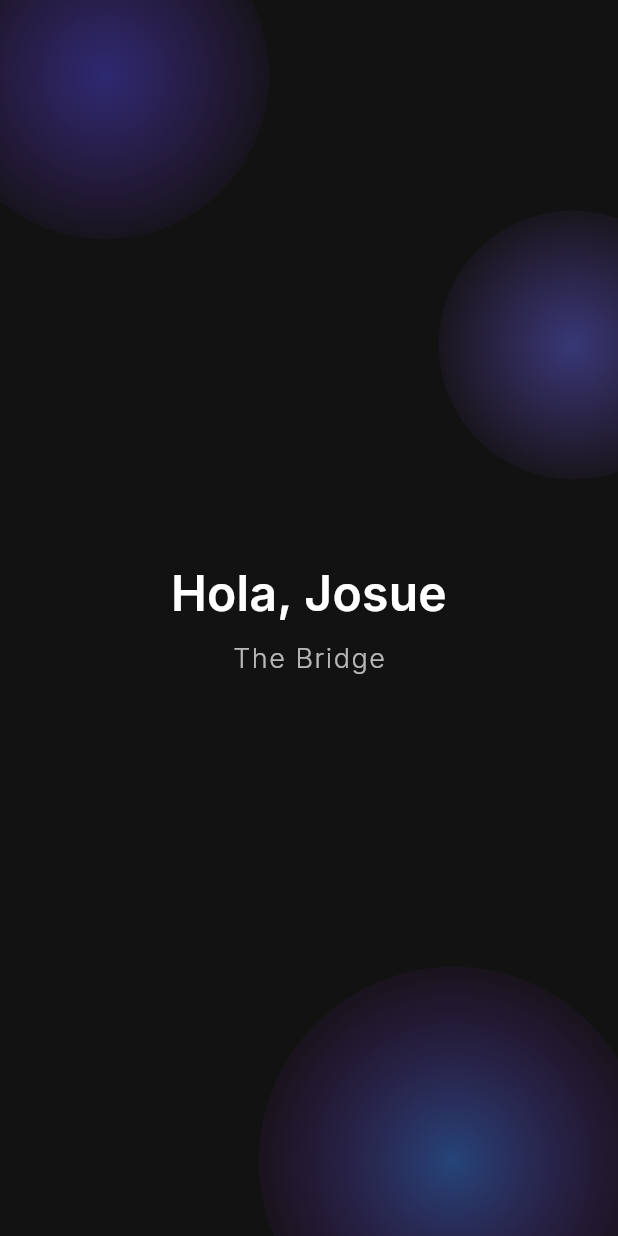
After one commit to josuevargassosa/KarlaJaraApp, a Flutter app: the SplashScreen screen opened by its route, on a phone screen of 412 x 824 dp. The commit adds this screen. Run offline on Flutter 3.47's test engine with Material 3 defaults, Android fonts, the phone set to English and light mode, and no system bars; our stand-ins replace firebase_core, go_router, google_fonts; accounts and stored records are empty.

Commit message:
Add splash screen route and implementation

```diff
--- a/lib/core/routes/app_router.dart
+++ b/lib/core/routes/app_router.dart
@@ -2,6 +2,7 @@ import 'package:go_router/go_router.dart';
 
 import '../../features/auth/presentation/login_page.dart';
 import '../../features/landing/presentation/landing_page.dart';
+import '../../features/splash/presentation/screens/splash_screen.dart';
 import 'route_paths.dart';
 
 class AppRouter {
@@ -17,6 +18,10 @@ class AppRouter {
           path: RoutePaths.login,
           builder: (context, state) => const LoginPage(),
         ),
+        GoRoute(
+          path: RoutePaths.splash,
+          builder: (context, state) => const SplashScreen(),
+        ),
       ],
     );
   }
--- a/lib/core/routes/route_paths.dart
+++ b/lib/core/routes/route_paths.dart
@@ -1,4 +1,5 @@
 class RoutePaths {
   static const landing = '/';
   static const login = '/login';
+  static const splash = '/splash';
 }
--- /dev/null
+++ b/lib/features/splash/presentation/screens/splash_screen.dart
@@ -0,0 +1,176 @@
+import 'package:flutter/material.dart';
+
+class SplashScreen extends StatefulWidget {
+  const SplashScreen({super.key});
+
+  @override
+  State<SplashScreen> createState() => _SplashScreenState();
+}
+
+class _SplashScreenState extends State<SplashScreen>
+    with SingleTickerProviderStateMixin {
+  final bool _isUserLoggedIn = true; // Cambiar manualmente a false
+  final String _mockUserName = 'Josue';
+
+  late final AnimationController _controller;
+  late final Animation<double> _scaleAnimation;
+
+  @override
+  void initState() {
+    super.initState();
+
+    _controller = AnimationController(
+      vsync: this,
+      duration: const Duration(seconds: 4),
+    );
+
+    _scaleAnimation = Tween<double>(begin: 0.95, end: 1.05).animate(
+      CurvedAnimation(
+        parent: _controller,
+        curve: Curves.easeInOut,
+      ),
+    );
+
+    _controller.repeat(reverse: true);
+
+    Future.delayed(const Duration(seconds: 3), () {
+      if (!mounted) return;
+      Navigator.pushReplacement(
+        context,
+        MaterialPageRoute(builder: (_) => const HomeScreen()),
+      );
+    });
+  }
+
+  @override
+  void dispose() {
+    _controller.dispose();
+    super.dispose();
+  }
+
+  @override
+  Widget build(BuildContext context) {
+    return Scaffold(
+      backgroundColor: const Color(0xFF121212),
+      body: Stack(
+        children: [
+          // Burbujas de fondo
+          Positioned(
+            top: -60,
+            left: -40,
+            child: _AnimatedBubble(
+              animation: _scaleAnimation,
+              size: 220,
+              colors: const [
+                Color(0xFF4F46E5),
+                Color(0xFF7C3AED),
+              ],
+            ),
+          ),
+          Positioned(
+            bottom: -80,
+            right: -20,
+            child: _AnimatedBubble(
+              animation: _scaleAnimation,
+              size: 260,
+              colors: const [
+                Color(0xFF3B82F6),
+                Color(0xFF9333EA),
+              ],
+            ),
+          ),
+          Positioned(
+            top: 140,
+            right: -60,
+            child: _AnimatedBubble(
+              animation: _scaleAnimation,
+              size: 180,
+              colors: const [
+                Color(0xFF6366F1),
+                Color(0xFF8B5CF6),
+              ],
+            ),
+          ),
+
+          // Contenido central
+          Center(
+            child: Column(
+              mainAxisSize: MainAxisSize.min,
+              children: [
+                Text(
+                  _isUserLoggedIn ? 'Hola, $_mockUserName' : 'Bienvenido',
+                  style: const TextStyle(
+                    fontSize: 32,
+                    fontWeight: FontWeight.w600,
+                    color: Colors.white,
+                    letterSpacing: 0.2,
+                  ),
+                  textAlign: TextAlign.center,
+                ),
+                const SizedBox(height: 8),
+                const Text(
+                  'The Bridge',
+                  style: TextStyle(
+                    fontSize: 18,
+                    fontWeight: FontWeight.w300,
+                    color: Colors.white70,
+                    letterSpacing: 1.0,
+                  ),
+                ),
+              ],
+            ),
+          ),
+        ],
+      ),
+    );
+  }
+}
+
+class _AnimatedBubble extends StatelessWidget {
+  const _AnimatedBubble({
+    required this.animation,
+    required this.size,
+    required this.colors,
+  });
+
+  final Animation<double> animation;
+  final double size;
+  final List<Color> colors;
+
+  @override
+  Widget build(BuildContext context) {
+    return ScaleTransition(
+      scale: animation,
+      child: Container(
+        width: size,
+        height: size,
+        decoration: BoxDecoration(
+          shape: BoxShape.circle,
+          gradient: RadialGradient(
+            colors: [
+              colors[0].withOpacity(0.45),
+              colors[1].withOpacity(0.05),
+            ],
+          ),
+        ),
+      ),
+    );
+  }
+}
+
+class HomeScreen extends StatelessWidget {
+  const HomeScreen({super.key});
+
+  @override
+  Widget build(BuildContext context) {
+    return const Scaffold(
+      backgroundColor: Color(0xFF121212),
+      body: Center(
+        child: Text(
+          'Home',
+          style: TextStyle(color: Colors.white),
+        ),
+      ),
+    );
+  }
+}
```
